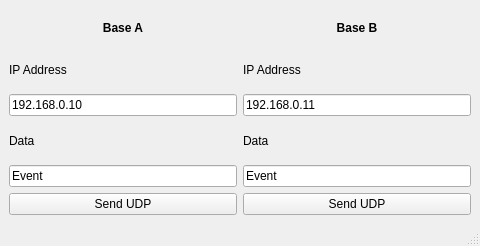
Old version of the form F3FChrono/gui/simulate_base.ui in the repository jomarin38/F3FChrono.
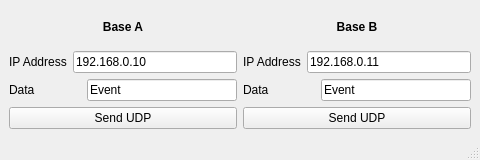
New version of the form.

Commit message: First Main application test btn next and udp message are needed for run processing it's always possible to use only btn next Adding gui to simulate base with udp messages UDPReceive adapting for Simulate_base.py udp messages

Diff of the .ui file:
```diff
--- a/F3FChrono/gui/simulate_base.ui
+++ b/F3FChrono/gui/simulate_base.ui
@@ -7,7 +7,7 @@
     <x>0</x>
     <y>0</y>
     <width>480</width>
-    <height>246</height>
+    <height>160</height>
    </rect>
   </property>
   <property name="minimumSize">
@@ -42,6 +42,8 @@
          </widget>
         </item>
         <item>
+         <layout class="QHBoxLayout" name="horizontalLayout_2">
+          <item>
          <widget class="QLabel" name="label_3">
           <property name="text">
            <string>IP Address</string>
@@ -55,8 +57,18 @@
           </property>
          </widget>
         </item>
+         </layout>
+        </item>
+        <item>
+         <layout class="QHBoxLayout" name="horizontalLayout_3">
         <item>
          <widget class="QLabel" name="label_5">
+            <property name="minimumSize">
+             <size>
+              <width>72</width>
+              <height>0</height>
+             </size>
+            </property>
           <property name="text">
            <string>Data</string>
           </property>
@@ -69,6 +81,8 @@
           </property>
          </widget>
         </item>
+         </layout>
+        </item>
         <item>
          <widget class="QPushButton" name="btn_send_A">
           <property name="text">
@@ -97,6 +111,8 @@
          </widget>
         </item>
         <item>
+         <layout class="QHBoxLayout" name="horizontalLayout_4">
+          <item>
          <widget class="QLabel" name="label_4">
           <property name="text">
            <string>IP Address</string>
@@ -110,8 +126,18 @@
           </property>
          </widget>
         </item>
+         </layout>
+        </item>
+        <item>
+         <layout class="QHBoxLayout" name="horizontalLayout_5">
         <item>
          <widget class="QLabel" name="label_6">
+            <property name="minimumSize">
+             <size>
+              <width>72</width>
+              <height>0</height>
+             </size>
+            </property>
           <property name="text">
            <string>Data</string>
           </property>
@@ -123,6 +149,8 @@
            <string>Event</string>
           </property>
          </widget>
+          </item>
+         </layout>
         </item>
         <item>
          <widget class="QPushButton" name="btn_send_B">
```
Left out of the diff: 2 changed lines with no effect on the pictures. Lines whose indentation alone changed are shown as unchanged. The commit also changes 6 other files.
